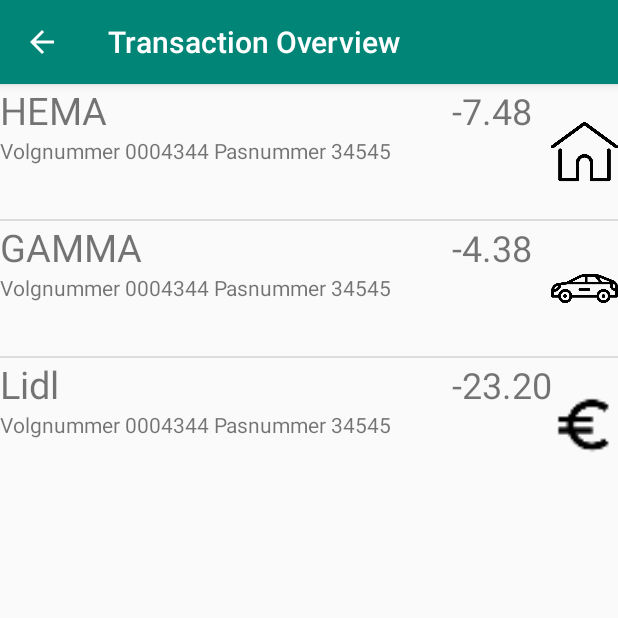
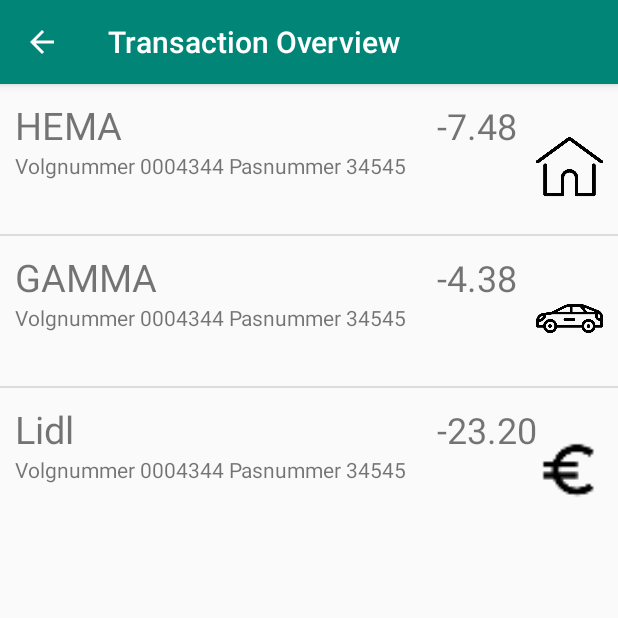
Before and after one commit to Kvtulder/Programmeer-project, an Android app: the TransactionOverViewActivity screen opened directly, with no data from a screen before it, on a phone screen of 412 x 824 dp, the top half of it. Run offline under Robolectric (Android 15) with nearby library versions, the phone set to English and light mode, and no system bars.

Commit message:
Todays work: started with SQL database en improved design

```diff
--- a/app/src/main/res/layout/activity_transaction_over_view.xml
+++ b/app/src/main/res/layout/activity_transaction_over_view.xml
@@ -1,5 +1,6 @@
 <?xml version="1.0" encoding="utf-8"?>
-<android.support.design.widget.CoordinatorLayout xmlns:android="http://schemas.android.com/apk/res/android"
+<android.support.design.widget.CoordinatorLayout
+    xmlns:android="http://schemas.android.com/apk/res/android"
     xmlns:tools="http://schemas.android.com/tools"
     android:layout_width="match_parent"
     android:layout_height="match_parent"
--- a/app/src/main/res/layout/transaction_list_item.xml
+++ b/app/src/main/res/layout/transaction_list_item.xml
@@ -3,7 +3,11 @@
     xmlns:app="http://schemas.android.com/apk/res-auto"
     android:layout_width="match_parent"
     android:layout_height="match_parent"
-    android:orientation="horizontal">
+    android:orientation="horizontal"
+    android:paddingLeft="10dp"
+    android:paddingRight="10dp"
+    android:paddingTop="10dp">
+
 
     <LinearLayout
         android:layout_width="match_parent"
```
Also changed, not shown: app/src/main/java/com/example/kasper/insight/SQLManager.java (+41 -1 lines).
